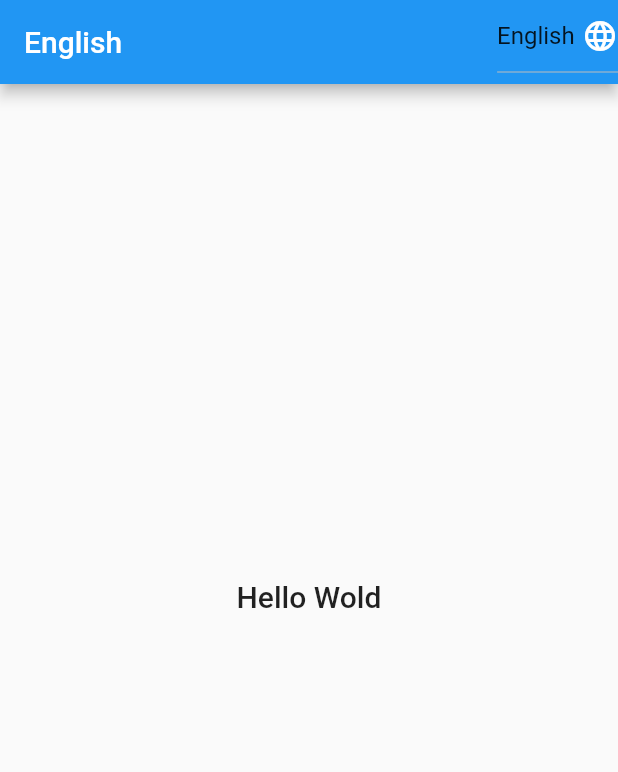
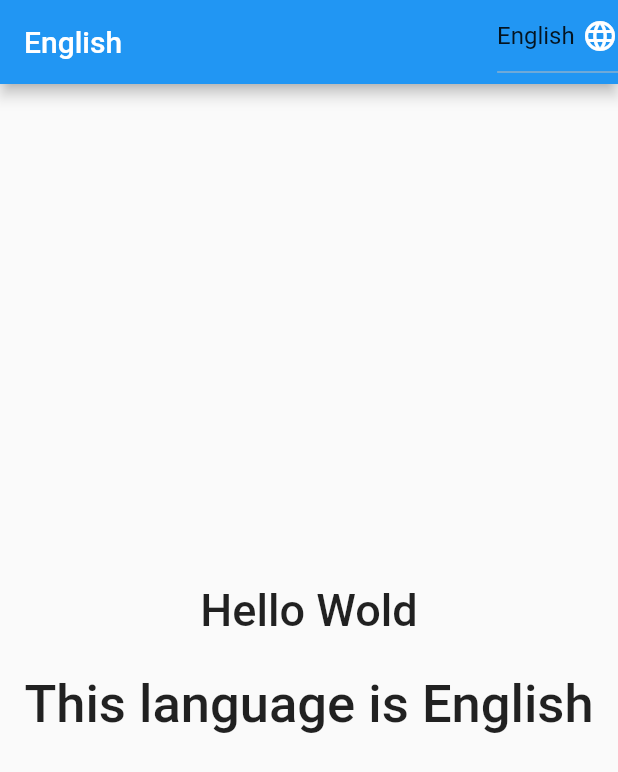
Before and after one commit to AnvarNomozov/intl, a Flutter app: the screen it shows after launch, on a phone screen of 412 x 824 dp. Shown: the top 772 px of the screen. Run offline on Flutter 3.47's test engine with Material 2 defaults, Android fonts, the phone set to English and light mode, and no system bars; generated files the repository leaves out were written again.

Commit message:
Fixid bugs

```diff
--- a/lib/l10n/app_en.arb
+++ b/lib/l10n/app_en.arb
@@ -6,6 +6,10 @@
    "helloWorld" : "Hello Wold",
     "@helloWorld": {
         "description": "A programmer greeting"
+    },
+    "aboutLanguage" : "This language is English",
+    "@aboutLanguage":{
+        "description": "Good"
     }
 
 }
--- a/lib/l10n/app_ru.arb
+++ b/lib/l10n/app_ru.arb
@@ -1,4 +1,5 @@
 {
     "language" : "Russian",
-    "helloWorld": "Привет, мир"
+    "helloWorld": "Привет, мир",
+    "aboutLanguage":"Этот язык русский"
 }
--- a/lib/l10n/app_uz.arb
+++ b/lib/l10n/app_uz.arb
@@ -1,4 +1,5 @@
 {
     "language" : "Uzbek",
-    "helloWorld" : "Salom Dunyo!"
+    "helloWorld" : "Salom Dunyo!",
+    "aboutLanguage": "Bu O'zbek tili"
 }
--- a/lib/screens/home_screen.dart
+++ b/lib/screens/home_screen.dart
@@ -48,11 +48,18 @@ class _HomeScreenState extends State<HomeScreen> {
                 Text(
                   AppLocalizations.of(context)!.helloWorld,
                   style: const TextStyle(
-                    fontSize: 20.0,
+                    fontSize: 30.0,
                     fontWeight: FontWeight.w500,
                   ),
                 ),
-                const SizedBox(height: 85.0),
+                const SizedBox(height: 25.0),
+                Text(
+                  AppLocalizations.of(context)!.aboutLanguage,
+                  style: const TextStyle(
+                    fontSize: 35.0,
+                    fontWeight: FontWeight.w500,
+                  ),
+                ),
               ],
             ),
           ),
```
